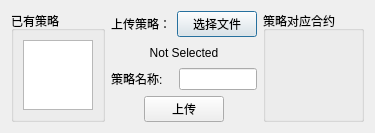
Above: setting_uploadstrategy.ui from ChengruiGu/CMF_Marketmaker before the change. Below: the same form after it.
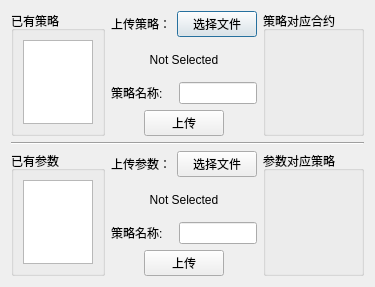
That is the form after the change.

The edit to the form file:
```diff
--- a/setting_uploadstrategy.ui
+++ b/setting_uploadstrategy.ui
@@ -6,8 +6,8 @@
    <rect>
     <x>0</x>
     <y>0</y>
-    <width>362</width>
-    <height>123</height>
+    <width>364</width>
+    <height>287</height>
    </rect>
   </property>
   <property name="focusPolicy">
@@ -16,6 +16,8 @@
   <property name="windowTitle">
    <string>策略管理</string>
   </property>
+  <layout class="QVBoxLayout" name="verticalLayout_5">
+   <item>
   <layout class="QHBoxLayout" name="horizontalLayout_4">
    <item>
     <widget class="QGroupBox" name="groupBox_2">
@@ -130,7 +132,145 @@
      <property name="title">
       <string>策略对应合约</string>
      </property>
-    </widget>
+       <layout class="QVBoxLayout" name="verticalLayout_3">
+        <item>
+         <layout class="QGridLayout" name="gridLayout"/>
+        </item>
+       </layout>
+      </widget>
+     </item>
+    </layout>
+   </item>
+   <item>
+    <widget class="Line" name="line">
+     <property name="orientation">
+      <enum>Qt::Horizontal</enum>
+     </property>
+    </widget>
+   </item>
+   <item>
+    <layout class="QHBoxLayout" name="horizontalLayout_6">
+     <item>
+      <widget class="QGroupBox" name="groupBox_3">
+       <property name="title">
+        <string>已有参数</string>
+       </property>
+       <layout class="QHBoxLayout" name="horizontalLayout_7">
+        <item>
+         <widget class="QListWidget" name="listWidget_2"/>
+        </item>
+       </layout>
+      </widget>
+     </item>
+     <item>
+      <layout class="QVBoxLayout" name="verticalLayout_2">
+       <item>
+        <layout class="QHBoxLayout" name="horizontalLayout_8">
+         <item>
+          <widget class="QLabel" name="label_4">
+           <property name="text">
+            <string>上传参数：</string>
+           </property>
+          </widget>
+         </item>
+         <item>
+          <widget class="QPushButton" name="pushButton_3">
+           <property name="text">
+            <string>选择文件</string>
+           </property>
+          </widget>
+         </item>
+        </layout>
+       </item>
+       <item>
+        <widget class="QLabel" name="label_5">
+         <property name="text">
+          <string>Not Selected</string>
+         </property>
+         <property name="alignment">
+          <set>Qt::AlignCenter</set>
+         </property>
+        </widget>
+       </item>
+       <item>
+        <layout class="QHBoxLayout" name="horizontalLayout_9">
+         <item>
+          <widget class="QLabel" name="label_6">
+           <property name="text">
+            <string>策略名称:</string>
+           </property>
+          </widget>
+         </item>
+         <item>
+          <spacer name="horizontalSpacer_4">
+           <property name="orientation">
+            <enum>Qt::Horizontal</enum>
+           </property>
+           <property name="sizeHint" stdset="0">
+            <size>
+             <width>40</width>
+             <height>20</height>
+            </size>
+           </property>
+          </spacer>
+         </item>
+         <item>
+          <widget class="QLineEdit" name="lineEdit_2"/>
+         </item>
+        </layout>
+       </item>
+       <item>
+        <layout class="QHBoxLayout" name="horizontalLayout_10">
+         <item>
+          <spacer name="horizontalSpacer_5">
+           <property name="orientation">
+            <enum>Qt::Horizontal</enum>
+           </property>
+           <property name="sizeHint" stdset="0">
+            <size>
+             <width>40</width>
+             <height>20</height>
+            </size>
+           </property>
+          </spacer>
+         </item>
+         <item>
+          <widget class="QPushButton" name="pushButton_4">
+           <property name="text">
+            <string>上传</string>
+           </property>
+          </widget>
+         </item>
+         <item>
+          <spacer name="horizontalSpacer_6">
+           <property name="orientation">
+            <enum>Qt::Horizontal</enum>
+           </property>
+           <property name="sizeHint" stdset="0">
+            <size>
+             <width>40</width>
+             <height>20</height>
+            </size>
+           </property>
+          </spacer>
+         </item>
+        </layout>
+       </item>
+      </layout>
+     </item>
+     <item>
+      <widget class="QGroupBox" name="groupBox_4">
+       <property name="title">
+        <string>参数对应策略</string>
+       </property>
+       <layout class="QVBoxLayout" name="verticalLayout_4">
+        <item>
+         <layout class="QGridLayout" name="gridLayout_2"/>
+        </item>
+       </layout>
+      </widget>
+     </item>
+    </layout>
    </item>
   </layout>
  </widget>
```
Lines whose indentation alone changed are shown as unchanged.
